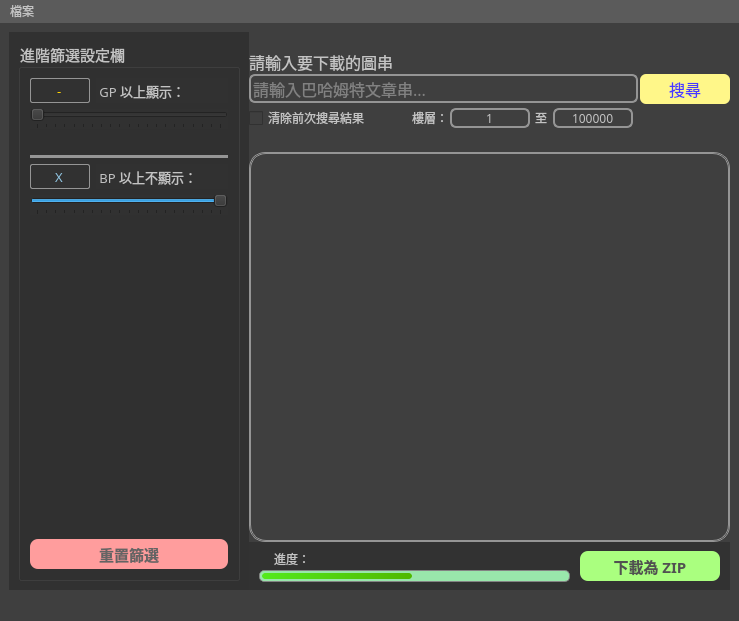
Before: the Qt Designer form resource/ui/mainwindow.ui in Bill2015/PyQt-Bahamut-Image-Downloader, drawn with Qt 5.
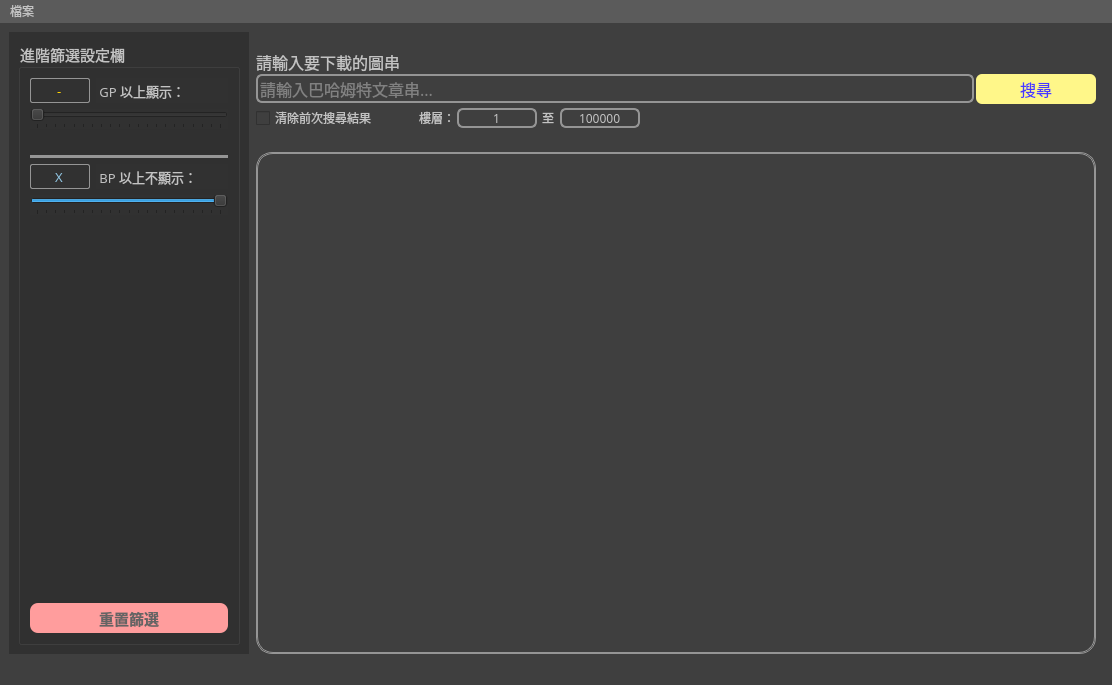
After: the same form once the commit is applied.

Commit message:
Update Donwload Widget Layout
Change:
- Fix download widget layout error.
- Add previous search clear setting.

Todo:
- Clear previous search result.  Done
- Store user filter setting and history.

Knowing Issue:
- when user remove the image, and reset it. the animation will playing incorrectly.
- Zip file, will occur the qt.gui.icc: fromIccProfile: failed minimal tag size sanity. KeepTracking
- When scrolling too fast, the program will crash immediately.  KeepTracking
- The GIF do not playing in preview label
- The Download button layout incorrectly.  Done

What changed in the file:
```diff
--- a/resource/ui/mainwindow.ui
+++ b/resource/ui/mainwindow.ui
@@ -9,8 +9,8 @@
    <rect>
     <x>0</x>
     <y>0</y>
-    <width>739</width>
-    <height>621</height>
+    <width>1112</width>
+    <height>685</height>
    </rect>
   </property>
   <property name="font">
@@ -322,6 +322,12 @@
     </item>
     <item>
      <layout class="QVBoxLayout" name="verticalLayout_5">
+      <property name="leftMargin">
+       <number>7</number>
+      </property>
+      <property name="rightMargin">
+       <number>7</number>
+      </property>
       <item>
        <layout class="QVBoxLayout" name="centerVerticalLayout">
         <property name="spacing">
@@ -422,7 +428,7 @@
                 <widget class="QPushButton" name="searchButton">
                  <property name="minimumSize">
                   <size>
-                   <width>90</width>
+                   <width>120</width>
                    <height>30</height>
                   </size>
                  </property>
@@ -662,8 +668,8 @@
             <rect>
              <x>0</x>
              <y>0</y>
-             <width>471</width>
-             <height>369</height>
+             <width>832</width>
+             <height>488</height>
             </rect>
            </property>
           </widget>
@@ -671,195 +677,6 @@
         </item>
        </layout>
       </item>
-      <item>
-       <widget class="QWidget" name="downloadWidget" native="true">
-        <property name="minimumSize">
-         <size>
-          <width>0</width>
-          <height>48</height>
-         </size>
-        </property>
-        <property name="styleSheet">
-         <string notr="true">background-color:rgb(50, 50, 50);
-</string>
-        </property>
-        <layout class="QHBoxLayout" name="horizontalLayout_7">
-         <property name="spacing">
-          <number>10</number>
-         </property>
-         <property name="leftMargin">
-          <number>10</number>
-         </property>
-         <property name="topMargin">
-          <number>6</number>
-         </property>
-         <property name="rightMargin">
-          <number>10</number>
-         </property>
-         <property name="bottomMargin">
-          <number>6</number>
-         </property>
-         <item>
-          <layout class="QVBoxLayout" name="progressVerticalLayout">
-           <property name="spacing">
-            <number>0</number>
-           </property>
-           <item>
-            <widget class="QLabel" name="progressLabel">
-             <property name="enabled">
-              <bool>true</bool>
-             </property>
-             <property name="minimumSize">
-              <size>
-               <width>0</width>
-               <height>0</height>
-              </size>
-             </property>
-             <property name="maximumSize">
-              <size>
-               <width>16777215</width>
-               <height>20</height>
-              </size>
-             </property>
-             <property name="font">
-              <font>
-               <family>微軟正黑體</family>
-              </font>
-             </property>
-             <property name="styleSheet">
-              <string notr="true">QLabel#progressLabel{
-	border-style:none;
-	color: rgb(195, 195, 195);
-	padding-left: 12px
-}</string>
-             </property>
-             <property name="text">
-              <string>進度：</string>
-             </property>
-            </widget>
-           </item>
-           <item>
-            <widget class="QProgressBar" name="progressBar">
-             <property name="sizePolicy">
-              <sizepolicy hsizetype="Expanding" vsizetype="Fixed">
-               <horstretch>0</horstretch>
-               <verstretch>0</verstretch>
-              </sizepolicy>
-             </property>
-             <property name="minimumSize">
-              <size>
-               <width>280</width>
-               <height>0</height>
-              </size>
-             </property>
-             <property name="maximumSize">
-              <size>
-               <width>16777215</width>
-               <height>12</height>
-              </size>
-             </property>
-             <property name="font">
-              <font>
-               <family>微軟正黑體</family>
-               <pointsize>6</pointsize>
-              </font>
-             </property>
-             <property name="styleSheet">
-              <string notr="true">QProgressBar#progressBar{
-	background-color: rgb(153, 230, 171);
-	border-style: solid;
-	border-color: rgb(131, 131, 131);
-	border-width: 1px;
-	border-radius: 5px;
-}
-QProgressBar#progressBar::chunk:horizontal {
-	background: qlineargradient(x1: 0, y1: 0.5, x2: 1, y2: 0.5, stop: 0 rgb(83, 234, 28), stop: 1 rgb(80, 184, 0));
-	border-style: solid;
-	border-color: rgb(153, 230, 171);
-	border-width: 2px;
-	border-radius: 5px;
-}</string>
-             </property>
-             <property name="value">
-              <number>50</number>
-             </property>
-             <property name="alignment">
-              <set>Qt::AlignCenter</set>
-             </property>
-             <property name="textVisible">
-              <bool>false</bool>
-             </property>
-             <property name="orientation">
-              <enum>Qt::Horizontal</enum>
-             </property>
-             <property name="invertedAppearance">
-              <bool>false</bool>
-             </property>
-            </widget>
-           </item>
-          </layout>
-         </item>
-         <item>
-          <spacer name="progressHorizontalSpacer">
-           <property name="orientation">
-            <enum>Qt::Horizontal</enum>
-           </property>
-           <property name="sizeType">
-            <enum>QSizePolicy::Preferred</enum>
-           </property>
-           <property name="sizeHint" stdset="0">
-            <size>
-             <width>0</width>
-             <height>20</height>
-            </size>
-           </property>
-          </spacer>
-         </item>
-         <item>
-          <widget class="QPushButton" name="downloadButton">
-           <property name="sizePolicy">
-            <sizepolicy hsizetype="Fixed" vsizetype="Fixed">
-             <horstretch>0</horstretch>
-             <verstretch>0</verstretch>
-            </sizepolicy>
-           </property>
-           <property name="minimumSize">
-            <size>
-             <width>140</width>
-             <height>30</height>
-            </size>
-           </property>
-           <property name="font">
-            <font>
-             <family>微軟正黑體</family>
-             <pointsize>11</pointsize>
-             <weight>75</weight>
-             <bold>true</bold>
-            </font>
-           </property>
-           <property name="styleSheet">
-            <string notr="true">QPushButton#downloadButton:hover
-{
-  	background-color:rgb(144, 213, 106);
-	color:rgb(236, 0, 75);
-}
-QPushButton#downloadButton{
-	color:rgb(81, 81, 81);
-	background-color:rgb(170, 255, 127);
-	border-style: solid;
-	border-radius: 8px;
-}
-
-</string>
-           </property>
-           <property name="text">
-            <string>下載為 ZIP</string>
-           </property>
-          </widget>
-         </item>
-        </layout>
-       </widget>
-      </item>
      </layout>
     </item>
    </layout>
@@ -869,7 +686,7 @@
     <rect>
      <x>0</x>
      <y>0</y>
-     <width>739</width>
+     <width>1112</width>
      <height>25</height>
     </rect>
    </property>
```
The commit also changes 7 other files.
